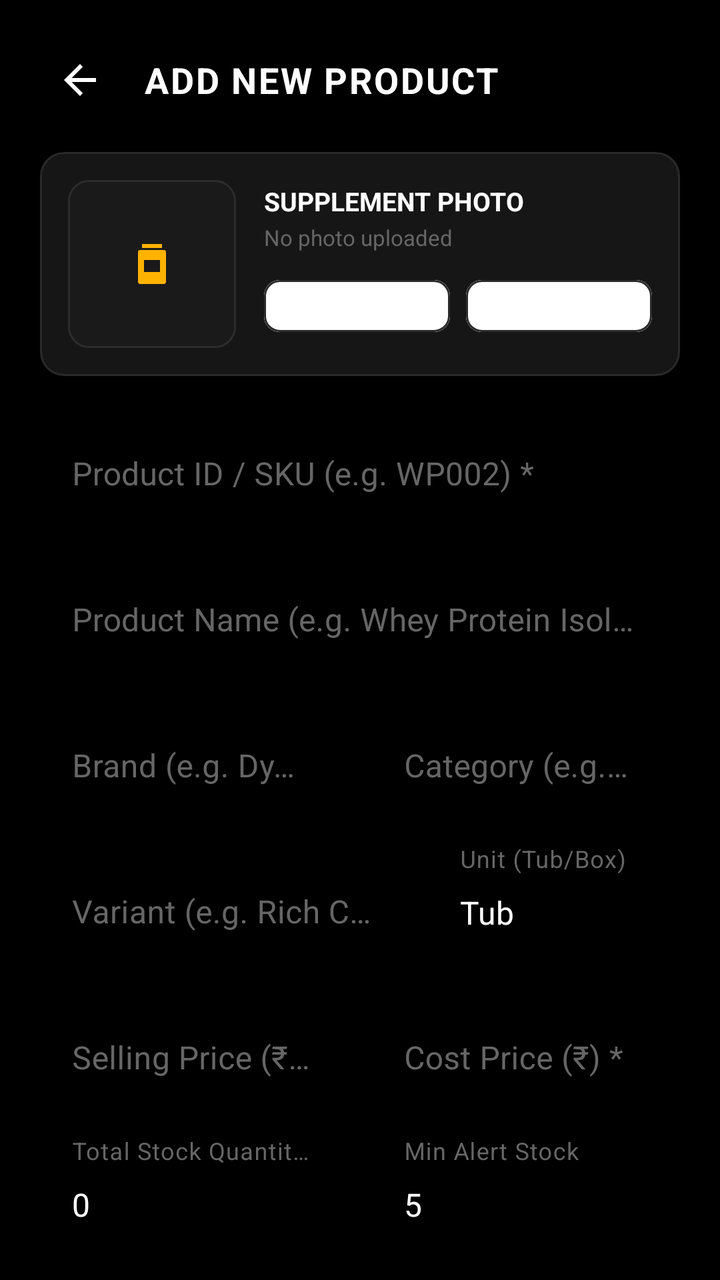
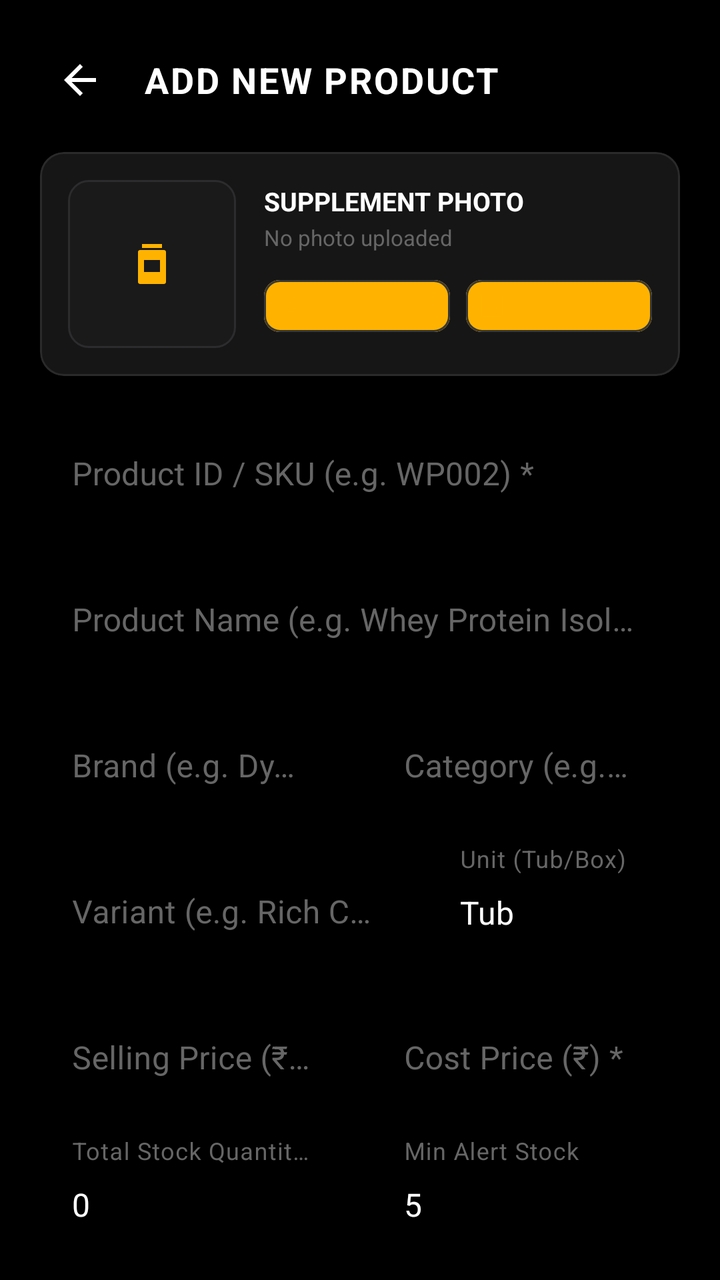

Screens rendered from an Android XML layout before and after an edit, with the pre-edit source and the edit as a unified diff.
<!-- AndroidManifest.xml: application theme Theme.IronParadiseGymCRM -->
<!-- res/layout/activity_add_edit_product.xml -->
<?xml version="1.0" encoding="utf-8"?>
<ScrollView xmlns:android="http://schemas.android.com/apk/res/android"
    xmlns:app="http://schemas.android.com/apk/res-auto"
    android:layout_width="match_parent"
    android:layout_height="match_parent"
    android:background="@color/bg_black"
    android:fillViewport="true">

    <LinearLayout
        android:layout_width="match_parent"
        android:layout_height="wrap_content"
        android:orientation="vertical"
        android:padding="20dp">

        <LinearLayout
            android:layout_width="match_parent"
            android:layout_height="wrap_content"
            android:orientation="horizontal"
            android:gravity="center_vertical">

            <ImageButton
                android:id="@+id/btnBack"
                android:layout_width="40dp"
                android:layout_height="40dp"
                android:background="?attr/selectableItemBackgroundBorderless"
                android:src="@drawable/ic_arrow_back"
                app:tint="@color/text_primary"
                android:contentDescription="Back" />

            <TextView
                android:id="@+id/tvTitle"
                android:layout_width="wrap_content"
                android:layout_height="wrap_content"
                android:layout_marginStart="12dp"
                android:text="ADD NEW PRODUCT"
                android:textColor="@color/text_primary"
                android:textSize="18sp"
                android:textStyle="bold"
                android:letterSpacing="0.05" />
        </LinearLayout>

        
        <com.google.android.material.card.MaterialCardView
            android:layout_width="match_parent"
            android:layout_height="wrap_content"
            android:layout_marginTop="16dp"
            app:cardBackgroundColor="@color/bg_card"
            app:strokeColor="@color/border_color"
            app:strokeWidth="1dp"
            app:cardCornerRadius="12dp">

            <LinearLayout
                android:layout_width="match_parent"
                android:layout_height="wrap_content"
                android:orientation="horizontal"
                android:gravity="center_vertical"
                android:padding="14dp">

                
                <FrameLayout
                    android:id="@+id/layoutPhotoContainer"
                    android:layout_width="84dp"
                    android:layout_height="84dp"
                    android:background="@drawable/bg_product_thumb">

                    <ImageView
                        android:id="@+id/ivProductPhoto"
                        android:layout_width="match_parent"
                        android:layout_height="match_parent"
                        android:scaleType="centerInside"
                        android:src="@drawable/ic_supplement_jar"
                        app:tint="@color/accent_gold"
                        android:contentDescription="Supplement Photo" />
                </FrameLayout>

                
                <LinearLayout
                    android:layout_width="0dp"
                    android:layout_height="wrap_content"
                    android:layout_weight="1"
                    android:layout_marginStart="14dp"
                    android:orientation="vertical">

                    <TextView
                        android:layout_width="wrap_content"
                        android:layout_height="wrap_content"
                        android:text="SUPPLEMENT PHOTO"
                        android:textColor="@color/text_primary"
                        android:textSize="13sp"
                        android:textStyle="bold" />

                    <TextView
                        android:id="@+id/tvPhotoStatus"
                        android:layout_width="wrap_content"
                        android:layout_height="wrap_content"
                        android:layout_marginTop="2dp"
                        android:text="No photo uploaded"
                        android:textColor="@color/text_muted"
                        android:textSize="11sp" />

                    <LinearLayout
                        android:layout_width="match_parent"
                        android:layout_height="wrap_content"
                        android:layout_marginTop="8dp"
                        android:orientation="horizontal">

                        <com.google.android.material.button.MaterialButton
                            android:id="@+id/btnTakePhoto"
                            style="@style/Widget.MaterialComponents.Button.OutlinedButton"
                            android:layout_width="0dp"
                            android:layout_height="38dp"
                            android:layout_weight="1"
                            android:layout_marginEnd="4dp"
                            android:paddingHorizontal="6dp"
                            android:paddingVertical="0dp"
                            android:text="Camera"
                            android:textColor="@color/text_primary"
                            android:textSize="11sp"
                            android:textStyle="bold"
                            app:icon="@drawable/ic_camera"
                            app:iconSize="14dp"
                            app:iconTint="@color/text_primary"
                            app:strokeColor="@color/border_color"
                            app:strokeWidth="1dp"
                            app:cornerRadius="8dp" />

                        <com.google.android.material.button.MaterialButton
                            android:id="@+id/btnUploadPhoto"
                            style="@style/Widget.MaterialComponents.Button.OutlinedButton"
                            android:layout_width="0dp"
                            android:layout_height="38dp"
                            android:layout_weight="1"
                            android:layout_marginStart="4dp"
                            android:paddingHorizontal="6dp"
                            android:paddingVertical="0dp"
                            android:text="Upload"
                            android:textColor="@color/text_primary"
                            android:textSize="11sp"
                            android:textStyle="bold"
                            app:icon="@drawable/ic_image"
                            app:iconSize="14dp"
                            app:iconTint="@color/text_primary"
                            app:strokeColor="@color/border_color"
                            app:strokeWidth="1dp"
                            app:cornerRadius="8dp" />
                    </LinearLayout>

                    <com.google.android.material.button.MaterialButton
                        android:id="@+id/btnRemovePhoto"
                        style="@style/Widget.MaterialComponents.Button.TextButton"
                        android:layout_width="wrap_content"
                        android:layout_height="32dp"
                        android:layout_marginTop="2dp"
                        android:paddingHorizontal="4dp"
                        android:paddingVertical="0dp"
                        android:text="Remove Photo"
                        android:textColor="@color/accent_red"
                        android:textSize="11sp"
                        app:icon="@drawable/ic_delete"
                        app:iconSize="13dp"
                        app:iconTint="@color/accent_red"
                        android:visibility="gone" />
                </LinearLayout>

            </LinearLayout>
        </com.google.android.material.card.MaterialCardView>

        <com.google.android.material.textfield.TextInputLayout
            android:id="@+id/tilProductId"
            android:layout_width="match_parent"
            android:layout_height="wrap_content"
            android:layout_marginTop="16dp">
            <com.google.android.material.textfield.TextInputEditText
                android:id="@+id/etProductId"
                android:layout_width="match_parent"
                android:layout_height="wrap_content"
                android:hint="Product ID / SKU (e.g. WP002) *"
                android:textColor="@color/text_primary" />
        </com.google.android.material.textfield.TextInputLayout>

        <com.google.android.material.textfield.TextInputLayout
            android:layout_width="match_parent"
            android:layout_height="wrap_content"
            android:layout_marginTop="12dp">
            <com.google.android.material.textfield.TextInputEditText
                android:id="@+id/etProductName"
                android:layout_width="match_parent"
                android:layout_height="wrap_content"
                android:hint="Product Name (e.g. Whey Protein Isolate) *"
                android:textColor="@color/text_primary" />
        </com.google.android.material.textfield.TextInputLayout>

        <LinearLayout
            android:layout_width="match_parent"
            android:layout_height="wrap_content"
            android:orientation="horizontal"
            android:layout_marginTop="12dp">

            <com.google.android.material.textfield.TextInputLayout
                android:layout_width="0dp"
                android:layout_height="wrap_content"
                android:layout_weight="1"
                android:layout_marginEnd="6dp">
                <com.google.android.material.textfield.TextInputEditText
                    android:id="@+id/etBrand"
                    android:layout_width="match_parent"
                    android:layout_height="wrap_content"
                    android:hint="Brand (e.g. Dymatize)"
                    android:textColor="@color/text_primary" />
            </com.google.android.material.textfield.TextInputLayout>

            <com.google.android.material.textfield.TextInputLayout
                android:layout_width="0dp"
                android:layout_height="wrap_content"
                android:layout_weight="1"
                android:layout_marginStart="6dp">
                <com.google.android.material.textfield.TextInputEditText
                    android:id="@+id/etCategory"
                    android:layout_width="match_parent"
                    android:layout_height="wrap_content"
                    android:hint="Category (e.g. Protein)"
                    android:textColor="@color/text_primary" />
            </com.google.android.material.textfield.TextInputLayout>
        </LinearLayout>

        <LinearLayout
            android:layout_width="match_parent"
            android:layout_height="wrap_content"
            android:orientation="horizontal"
            android:layout_marginTop="12dp">

            <com.google.android.material.textfield.TextInputLayout
                android:layout_width="0dp"
                android:layout_height="wrap_content"
                android:layout_weight="1.3"
                android:layout_marginEnd="6dp">
                <com.google.android.material.textfield.TextInputEditText
                    android:id="@+id/etVariant"
                    android:layout_width="match_parent"
                    android:layout_height="wrap_content"
                    android:hint="Variant (e.g. Rich Chocolate 2kg)"
                    android:textColor="@color/text_primary" />
            </com.google.android.material.textfield.TextInputLayout>

            <com.google.android.material.textfield.TextInputLayout
                android:layout_width="0dp"
                android:layout_height="wrap_content"
                android:layout_weight="0.9"
                android:layout_marginStart="6dp">
                <com.google.android.material.textfield.TextInputEditText
                    android:id="@+id/etUnit"
                    android:layout_width="match_parent"
                    android:layout_height="wrap_content"
                    android:hint="Unit (Tub/Box)"
                    android:text="Tub"
                    android:textColor="@color/text_primary" />
            </com.google.android.material.textfield.TextInputLayout>
        </LinearLayout>

        
        <LinearLayout
            android:layout_width="match_parent"
            android:layout_height="wrap_content"
            android:orientation="horizontal"
            android:layout_marginTop="12dp">

            <com.google.android.material.textfield.TextInputLayout
                android:layout_width="0dp"
                android:layout_height="wrap_content"
                android:layout_weight="1"
                android:layout_marginEnd="6dp">
                <com.google.android.material.textfield.TextInputEditText
                    android:id="@+id/etSellingPrice"
                    android:layout_width="match_parent"
                    android:layout_height="wrap_content"
                    android:hint="Selling Price (₹) *"
                    android:inputType="numberDecimal"
                    android:textColor="@color/text_primary" />
            </com.google.android.material.textfield.TextInputLayout>

            <com.google.android.material.textfield.TextInputLayout
                android:layout_width="0dp"
                android:layout_height="wrap_content"
                android:layout_weight="1"
                android:layout_marginStart="6dp">
                <com.google.android.material.textfield.TextInputEditText
                    android:id="@+id/etPurchasePrice"
                    android:layout_width="match_parent"
                    android:layout_height="wrap_content"
                    android:hint="Cost Price (₹) *"
                    android:inputType="numberDecimal"
                    android:textColor="@color/text_primary" />
            </com.google.android.material.textfield.TextInputLayout>
        </LinearLayout>

        
        <LinearLayout
            android:id="@+id/layoutStockFields"
            android:layout_width="match_parent"
            android:layout_height="wrap_content"
            android:orientation="horizontal"
            android:layout_marginTop="12dp">

            <com.google.android.material.textfield.TextInputLayout
                android:id="@+id/tilTotalQuantity"
                android:layout_width="0dp"
                android:layout_height="wrap_content"
                android:layout_weight="1"
                android:layout_marginEnd="6dp">
                <com.google.android.material.textfield.TextInputEditText
                    android:id="@+id/etTotalQuantity"
                    android:layout_width="match_parent"
                    android:layout_height="wrap_content"
                    android:hint="Total Stock Quantity *"
                    android:inputType="number"
                    android:text="0"
                    android:textColor="@color/text_primary" />
            </com.google.android.material.textfield.TextInputLayout>

            <com.google.android.material.textfield.TextInputLayout
                android:layout_width="0dp"
                android:layout_height="wrap_content"
                android:layout_weight="1"
                android:layout_marginStart="6dp">
                <com.google.android.material.textfield.TextInputEditText
                    android:id="@+id/etMinimumStock"
                    android:layout_width="match_parent"
                    android:layout_height="wrap_content"
                    android:hint="Min Alert Stock"
                    android:inputType="number"
                    android:text="5"
                    android:textColor="@color/text_primary" />
            </com.google.android.material.textfield.TextInputLayout>
        </LinearLayout>

        <TextView
            android:id="@+id/tvEditStockNote"
            android:layout_width="match_parent"
            android:layout_height="wrap_content"
            android:layout_marginTop="6dp"
            android:text="Stock is tracked automatically. Use Stock In or Stock Adjustment to update counts."
            android:textColor="@color/text_muted"
            android:textSize="11sp"
            android:visibility="gone" />

        
        <com.google.android.material.card.MaterialCardView
            android:id="@+id/cardInventoryValue"
            android:layout_width="match_parent"
            android:layout_height="wrap_content"
            android:layout_marginTop="14dp"
            app:cardBackgroundColor="@color/bg_card_elevated"
            app:strokeColor="@color/border_color"
            app:strokeWidth="1dp"
            app:cardCornerRadius="10dp">

            <LinearLayout
                android:layout_width="match_parent"
                android:layout_height="wrap_content"
                android:orientation="horizontal"
                android:gravity="center_vertical"
                android:padding="14dp">

                <LinearLayout
                    android:layout_width="0dp"
                    android:layout_height="wrap_content"
                    android:layout_weight="1"
                    android:orientation="vertical">
                    <TextView
                        android:layout_width="wrap_content"
                        android:layout_height="wrap_content"
                        android:text="TOTAL INVENTORY VALUE"
                        android:textColor="@color/text_secondary"
                        android:textSize="11sp"
                        android:textStyle="bold" />
                    <TextView
                        android:id="@+id/tvTotalFormula"
                        android:layout_width="wrap_content"
                        android:layout_height="wrap_content"
                        android:layout_marginTop="2dp"
                        android:text="Total = Quantity × Cost Price"
                        android:textColor="@color/text_muted"
                        android:textSize="11sp" />
                </LinearLayout>

                <TextView
                    android:id="@+id/tvTotalInventoryValue"
                    android:layout_width="wrap_content"
                    android:layout_height="wrap_content"
                    android:text="₹0"
                    android:textColor="@color/accent_gold"
                    android:textSize="18sp"
                    android:textStyle="bold" />
            </LinearLayout>
        </com.google.android.material.card.MaterialCardView>

        <com.google.android.material.button.MaterialButton
            android:id="@+id/btnSaveProduct"
            android:layout_width="match_parent"
            android:layout_height="54dp"
            android:layout_marginTop="24dp"
            android:text="SAVE PRODUCT TO CATALOG"
            android:textColor="@color/bg_black"
            android:textStyle="bold"
            app:backgroundTint="@color/text_primary"
            app:cornerRadius="12dp" />

        <com.google.android.material.button.MaterialButton
            android:id="@+id/btnDeleteProduct"
            style="@style/Widget.MaterialComponents.Button.OutlinedButton"
            android:layout_width="match_parent"
            android:layout_height="52dp"
            android:layout_marginTop="12dp"
            android:text="DELETE PRODUCT"
            android:textColor="@color/accent_red"
            android:textStyle="bold"
            app:icon="@drawable/ic_delete"
            app:iconTint="@color/accent_red"
            app:strokeColor="@color/accent_red"
            app:strokeWidth="1dp"
            app:cornerRadius="12dp"
            android:visibility="gone" />

    </LinearLayout>
</ScrollView>
<!-- resources referenced by this layout -->
<resources>
  <color name="accent_gold">#FFB300</color>
  <color name="accent_red">#FF4D4D</color>
  <color name="bg_black">#000000</color>
  <color name="bg_card">#161616</color>
  <color name="bg_card_elevated">#202020</color>
  <color name="border_color">#2A2A2A</color>
  <color name="text_muted">#666666</color>
  <color name="text_primary">#FFFFFF</color>
  <color name="text_secondary">#A0A0A0</color>
  <!-- drawable bg_product_thumb (drawable) -->
  <?xml version="1.0" encoding="utf-8"?>
  <shape xmlns:android="http://schemas.android.com/apk/res/android"
      android:shape="rectangle">
      <solid android:color="#1A1A1A" />
      <corners android:radius="10dp" />
      <stroke
          android:width="1dp"
          android:color="#2C2C2E" />
  </shape>
  <style name="Theme.IronParadiseGymCRM" parent="Theme.MaterialComponents.DayNight.NoActionBar">
          
          <item name="colorPrimary">@color/text_primary</item>
          <item name="colorPrimaryVariant">@color/bg_card_elevated</item>
          <item name="colorOnPrimary">@color/bg_black</item>
          
          
          <item name="colorSecondary">@color/accent_gold</item>
          <item name="colorSecondaryVariant">@color/accent_gold_dark</item>
          <item name="colorOnSecondary">@color/bg_black</item>
          
          
          <item name="android:windowBackground">@color/bg_black</item>
          <item name="colorSurface">@color/bg_card</item>
          <item name="colorOnSurface">@color/text_primary</item>
          <item name="android:colorBackground">@color/bg_black</item>
          
          
          <item name="android:statusBarColor">@color/bg_black</item>
          <item name="android:windowLightStatusBar">false</item>
          <item name="android:navigationBarColor">@color/bg_black</item>
  
          
          <item name="cardViewStyle">@style/IronCardView</item>
          <item name="textInputStyle">@style/IronTextInput</item>
          <item name="materialButtonStyle">@style/IronButtonPrimary</item>
      </style>
  <color name="accent_gold_dark">#C68400</color>
  <style name="IronCardView" parent="Widget.MaterialComponents.CardView">
          <item name="cardBackgroundColor">@color/bg_card</item>
          <item name="cardCornerRadius">12dp</item>
          <item name="cardElevation">0dp</item>
          <item name="strokeColor">@color/border_color</item>
          <item name="strokeWidth">1dp</item>
      </style>
  <style name="IronButtonPrimary" parent="Widget.MaterialComponents.Button">
          <item name="android:backgroundTint">@color/text_primary</item>
          <item name="android:textColor">@color/bg_black</item>
          <item name="android:textStyle">bold</item>
          <item name="cornerRadius">10dp</item>
          <item name="android:textAllCaps">false</item>
          <item name="android:letterSpacing">0.05</item>
          <item name="android:paddingTop">12dp</item>
          <item name="android:paddingBottom">12dp</item>
      </style>
  <color name="border_light">#383838</color>
  <!-- unchanged entries left out for length: 6 -->
</resources>

<!-- the commit's change to res/layout/activity_add_edit_product.xml (unified diff, before → after) -->
@@ -114,13 +114,14 @@
                             android:paddingHorizontal="6dp"
                             android:paddingVertical="0dp"
                             android:text="Camera"
-                            android:textColor="@color/text_primary"
+                            android:textColor="@color/accent_gold"
                             android:textSize="11sp"
                             android:textStyle="bold"
+                            app:backgroundTint="@color/bg_card_elevated"
                             app:icon="@drawable/ic_camera"
                             app:iconSize="14dp"
-                            app:iconTint="@color/text_primary"
-                            app:strokeColor="@color/border_color"
+                            app:iconTint="@color/accent_gold"
+                            app:strokeColor="@color/border_light"
                             app:strokeWidth="1dp"
                             app:cornerRadius="8dp" />
 
@@ -134,13 +135,14 @@
                             android:paddingHorizontal="6dp"
                             android:paddingVertical="0dp"
                             android:text="Upload"
-                            android:textColor="@color/text_primary"
+                            android:textColor="@color/accent_gold"
                             android:textSize="11sp"
                             android:textStyle="bold"
+                            app:backgroundTint="@color/bg_card_elevated"
                             app:icon="@drawable/ic_image"
                             app:iconSize="14dp"
-                            app:iconTint="@color/text_primary"
-                            app:strokeColor="@color/border_color"
+                            app:iconTint="@color/accent_gold"
+                            app:strokeColor="@color/border_light"
                             app:strokeWidth="1dp"
                             app:cornerRadius="8dp" />
                     </LinearLayout>
@@ -402,7 +404,7 @@
             android:text="SAVE PRODUCT TO CATALOG"
             android:textColor="@color/bg_black"
             android:textStyle="bold"
-            app:backgroundTint="@color/text_primary"
+            app:backgroundTint="@color/accent_gold"
             app:cornerRadius="12dp" />
 
         <com.google.android.material.button.MaterialButton
@@ -414,6 +416,7 @@
             android:text="DELETE PRODUCT"
             android:textColor="@color/accent_red"
             android:textStyle="bold"
+            app:backgroundTint="@color/bg_card"
             app:icon="@drawable/ic_delete"
             app:iconTint="@color/accent_red"
             app:strokeColor="@color/accent_red"
<!-- resource entries referenced after the edit -->
@@ -21,8 +21,8 @@
   </shape>
   <style name="Theme.IronParadiseGymCRM" parent="Theme.MaterialComponents.DayNight.NoActionBar">
           
-          <item name="colorPrimary">@color/text_primary</item>
-          <item name="colorPrimaryVariant">@color/bg_card_elevated</item>
+          <item name="colorPrimary">@color/accent_gold</item>
+          <item name="colorPrimaryVariant">@color/accent_gold_dark</item>
           <item name="colorOnPrimary">@color/bg_black</item>
           
           
@@ -45,6 +45,7 @@
           <item name="cardViewStyle">@style/IronCardView</item>
           <item name="textInputStyle">@style/IronTextInput</item>
           <item name="materialButtonStyle">@style/IronButtonPrimary</item>
+          <item name="materialButtonOutlinedStyle">@style/IronButtonSecondary</item>
       </style>
   <color name="accent_gold_dark">#C68400</color>
   <style name="IronCardView" parent="Widget.MaterialComponents.CardView">
@@ -55,7 +56,8 @@
           <item name="strokeWidth">1dp</item>
       </style>
   <style name="IronButtonPrimary" parent="Widget.MaterialComponents.Button">
-          <item name="android:backgroundTint">@color/text_primary</item>
+          <item name="android:backgroundTint">@color/accent_gold</item>
+          <item name="backgroundTint">@color/accent_gold</item>
           <item name="android:textColor">@color/bg_black</item>
           <item name="android:textStyle">bold</item>
           <item name="cornerRadius">10dp</item>
@@ -64,6 +66,15 @@
           <item name="android:paddingTop">12dp</item>
           <item name="android:paddingBottom">12dp</item>
       </style>
+  <style name="IronButtonSecondary" parent="Widget.MaterialComponents.Button.OutlinedButton">
+          <item name="android:backgroundTint">@android:color/transparent</item>
+          <item name="backgroundTint">@android:color/transparent</item>
+          <item name="strokeColor">@color/border_light</item>
+          <item name="strokeWidth">1.5dp</item>
+          <item name="android:textColor">@color/accent_gold</item>
+          <item name="cornerRadius">10dp</item>
+          <item name="android:textAllCaps">false</item>
+      </style>
   <color name="border_light">#383838</color>
   <!-- unchanged entries left out for length: 6 -->
 </resources>
